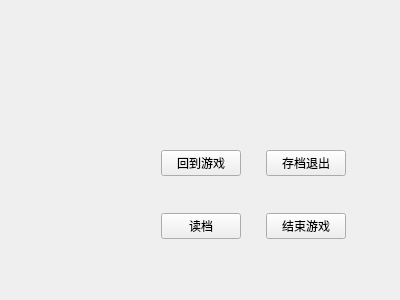
Qt form Qsnake/pause.ui (LainYe/qt) before a commit.
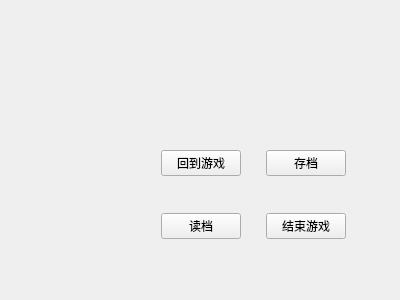
The same form after that commit.

The edit to the form file:
```diff
--- a/Qsnake/pause.ui
+++ b/Qsnake/pause.ui
@@ -72,7 +72,7 @@
     <item row="2" column="3">
      <widget class="QPushButton" name="save">
       <property name="text">
-       <string>存档退出</string>
+       <string>存档</string>
       </property>
      </widget>
     </item>
```
